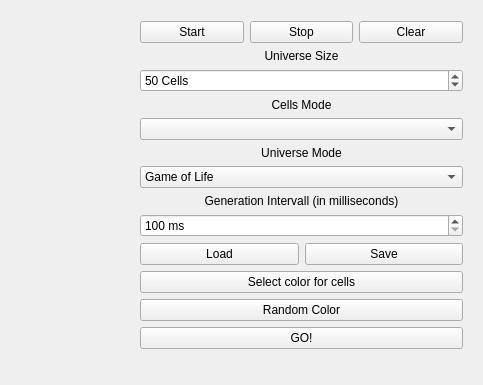
Qt form src/mainwindow.ui (Lesik/prgpr1718) before a commit; both pictures show x 477 to 960 and y 0 to 385 of the 960 by 600 pixel window.
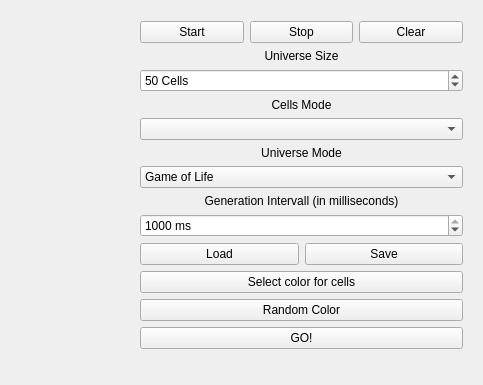
The same form after that commit.

The edit to the form file:
```diff
--- a/src/mainwindow.ui
+++ b/src/mainwindow.ui
@@ -190,6 +190,9 @@
        <property name="singleStep">
         <number>100</number>
        </property>
+       <property name="value">
+        <number>1000</number>
+       </property>
       </widget>
      </item>
      <item row="10" column="1">
```
